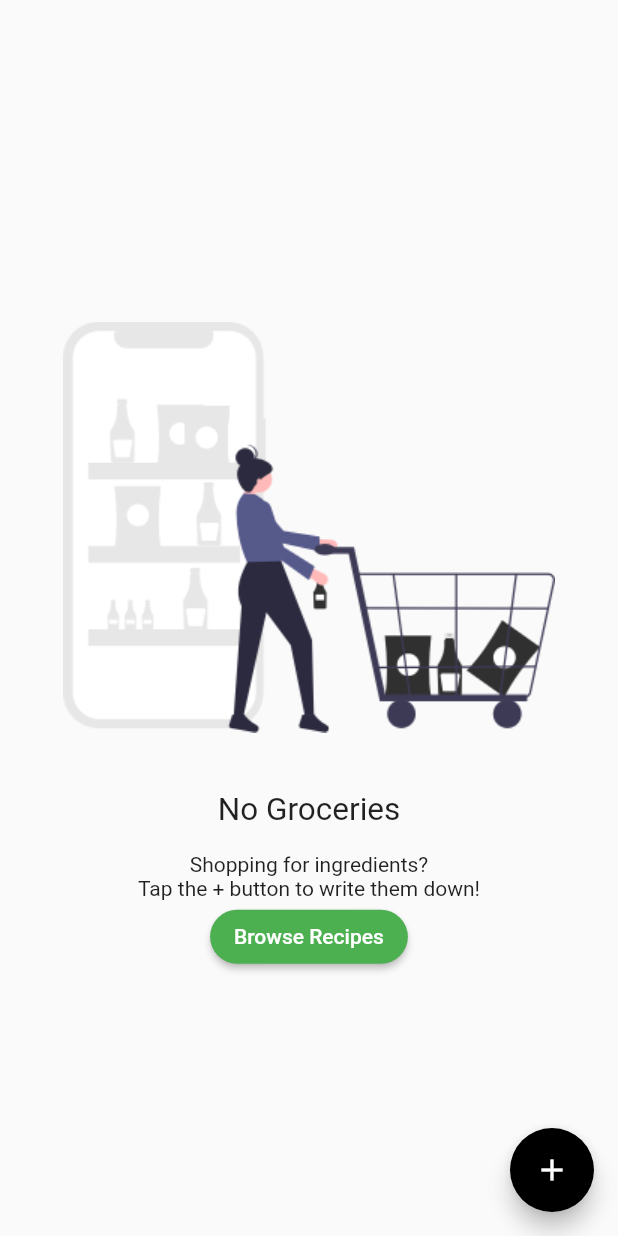
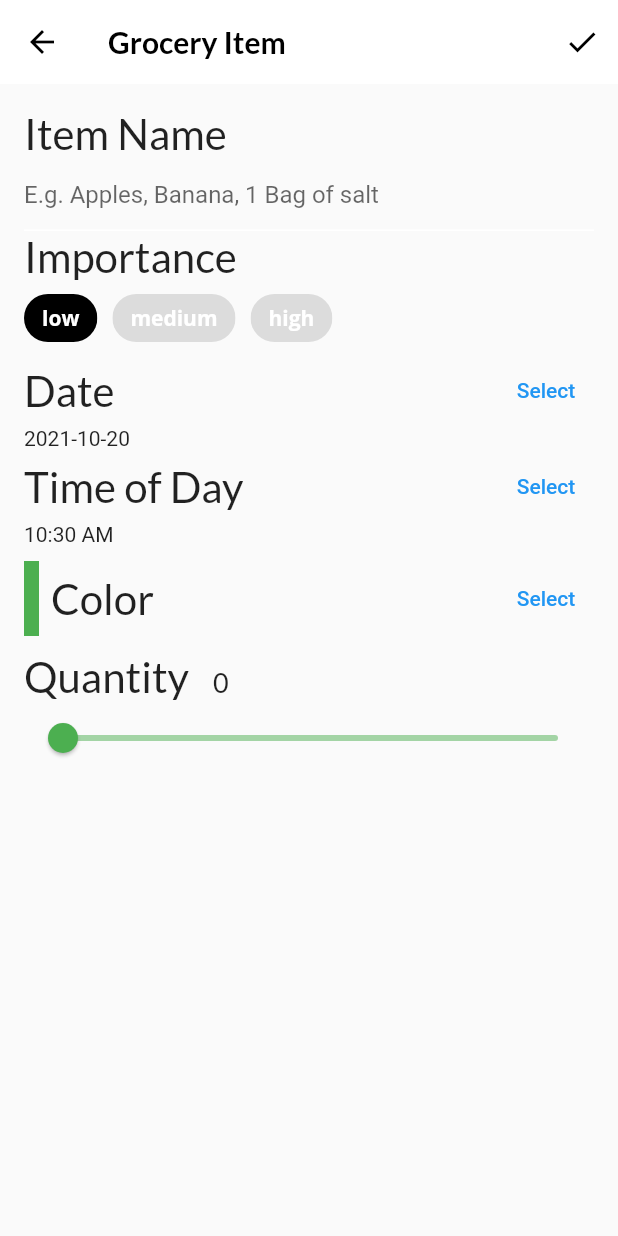
Before and after one commit to morikann/flutter-apprentice-II-interactive, a Flutter app: the GroceryScreen screen opened directly, after a tap on the "add" icon, on a phone screen of 412 x 824 dp. Run offline on Flutter 3.47's test engine with Material 2 defaults, Android fonts, the phone set to English and light mode, and no system bars; our stand-ins replace flutter_colorpicker, google_fonts; project files that could hold a hidden picture were left out.

Commit message:
Creating the screen to add grocery items

```diff
--- /dev/null
+++ b/lib/screens/grocery_item_screen.dart
@@ -0,0 +1,337 @@
+import 'package:flutter/material.dart';
+import '../models/models.dart';
+import 'package:google_fonts/google_fonts.dart';
+import 'package:flutter_colorpicker/flutter_colorpicker.dart';
+import 'package:uuid/uuid.dart';
+import 'package:intl/intl.dart';
+
+class GroceryItemScreen extends StatefulWidget {
+  final Function(GroceryItem) onCreate;
+  final Function(GroceryItem) onUpdate;
+  final GroceryItem? originalItem;
+  final bool isUpdating;
+
+  const GroceryItemScreen({
+    Key? key,
+    required this.onCreate,
+    required this.onUpdate,
+    this.originalItem,
+  })  : isUpdating = (originalItem != null),
+        super(key: key);
+
+  @override
+  _GroceryItemScreenState createState() => _GroceryItemScreenState();
+}
+
+class _GroceryItemScreenState extends State<GroceryItemScreen> {
+  final _nameController = TextEditingController();
+  String _name = '';
+  Importance _importance = Importance.low;
+  DateTime _dueDate = DateTime.now();
+  TimeOfDay _timeOfDay = TimeOfDay.now();
+  Color _currentColor = Colors.green;
+  int _currentSliderValue = 0;
+
+  @override
+  void initState() {
+    final originalItem = widget.originalItem;
+    if (originalItem != null) {
+      _nameController.text = originalItem.name;
+      _name = originalItem.name;
+      _currentSliderValue = originalItem.quantity;
+      _importance = originalItem.importance;
+      _currentColor = originalItem.color;
+      final date = originalItem.date;
+      _timeOfDay = TimeOfDay(hour: date.hour, minute: date.minute);
+      _dueDate = date;
+    }
+    _nameController.addListener(() {
+      setState(() {
+        _name = _nameController.text;
+      });
+    });
+    // TODO: implement initState
+    super.initState();
+  }
+
+  @override
+  void dispose() {
+    _nameController.dispose();
+    // TODO: implement dispose
+    super.dispose();
+  }
+
+  @override
+  Widget build(BuildContext context) {
+    return Scaffold(
+      appBar: AppBar(
+        actions: [
+          IconButton(
+            onPressed: () {},
+            icon: const Icon(Icons.check),
+          ),
+        ],
+        elevation: 0.0,
+        title: Text(
+          'Grocery Item',
+          style: GoogleFonts.lato(fontWeight: FontWeight.w600),
+        ),
+      ),
+      body: Container(
+        padding: const EdgeInsets.all(16.0),
+        child: ListView(
+          children: [
+            buildNameField(),
+            buildImportanceField(),
+            buildDateField(context),
+            buildTimeField(context),
+            const SizedBox(height: 10.0),
+            buildColorPicker(context),
+            const SizedBox(height: 10.0),
+            buildQuantityField(),
+          ],
+        ),
+      ),
+    );
+  }
+
+  Widget buildNameField() {
+    return Column(
+      crossAxisAlignment: CrossAxisAlignment.start,
+      children: [
+        Text(
+          'Item Name',
+          style: GoogleFonts.lato(fontSize: 28.0),
+        ),
+        TextField(
+          controller: _nameController,
+          cursorColor: _currentColor,
+          decoration: InputDecoration(
+            hintText: 'E.g. Apples, Banana, 1 Bag of salt',
+            enabledBorder: const UnderlineInputBorder(
+              borderSide: BorderSide(color: Colors.white),
+            ),
+            focusedBorder: UnderlineInputBorder(
+              borderSide: BorderSide(color: _currentColor),
+            ),
+            border: UnderlineInputBorder(
+              borderSide: BorderSide(color: _currentColor),
+            ),
+          ),
+        ),
+      ],
+    );
+  }
+
+  Widget buildImportanceField() {
+    return Column(
+      crossAxisAlignment: CrossAxisAlignment.start,
+      children: [
+        Text(
+          'Importance',
+          style: GoogleFonts.lato(fontSize: 28.0),
+        ),
+        Wrap(
+          spacing: 10.0,
+          children: [
+            ChoiceChip(
+              selectedColor: Colors.black,
+              label: const Text(
+                'low',
+                style: TextStyle(
+                  color: Colors.white,
+                ),
+              ),
+              selected: _importance == Importance.low,
+              onSelected: (selected) {
+                setState(() {
+                  _importance = Importance.low;
+                });
+              },
+            ),
+            ChoiceChip(
+              selectedColor: Colors.black,
+              selected: _importance == Importance.medium,
+              label: const Text(
+                'medium',
+                style: TextStyle(color: Colors.white),
+              ),
+              onSelected: (selected) {
+                setState(() => _importance = Importance.medium);
+              },
+            ),
+            ChoiceChip(
+              selectedColor: Colors.black,
+              selected: _importance == Importance.high,
+              label: const Text(
+                'high',
+                style: TextStyle(color: Colors.white),
+              ),
+              onSelected: (selected) {
+                setState(() => _importance = Importance.high);
+              },
+            ),
+          ],
+        ),
+      ],
+    );
+  }
+
+  Widget buildDateField(BuildContext context) {
+    return Column(
+      crossAxisAlignment: CrossAxisAlignment.start,
+      children: [
+        Row(
+          mainAxisAlignment: MainAxisAlignment.spaceBetween,
+          children: [
+            Text(
+              'Date',
+              style: GoogleFonts.lato(fontSize: 28.0),
+            ),
+            TextButton(
+              onPressed: () async {
+                final currentDate = DateTime.now();
+                final selectedDate = await showDatePicker(
+                  context: context,
+                  initialDate: currentDate,
+                  firstDate: currentDate,
+                  lastDate: DateTime(currentDate.year + 5),
+                );
+                setState(() {
+                  if (selectedDate != null) {
+                    _dueDate = selectedDate;
+                  }
+                });
+              },
+              child: const Text('Select'),
+            )
+          ],
+        ),
+        Text('${DateFormat('yyy-MM-dd').format(_dueDate)}'),
+      ],
+    );
+  }
+
+  Widget buildTimeField(BuildContext context) {
+    return Column(
+      crossAxisAlignment: CrossAxisAlignment.start,
+      children: [
+        Row(
+          mainAxisAlignment: MainAxisAlignment.spaceBetween,
+          children: [
+            Text(
+              'Time of Day',
+              style: GoogleFonts.lato(fontSize: 28.0),
+            ),
+            TextButton(
+              child: const Text('Select'),
+              onPressed: () async {
+                // 1
+                final timeOfDay = await showTimePicker(
+                  // 2
+                  initialTime: TimeOfDay.now(),
+                  context: context,
+                );
+
+                // 3
+                setState(() {
+                  if (timeOfDay != null) {
+                    _timeOfDay = timeOfDay;
+                  }
+                });
+              },
+            ),
+          ],
+        ),
+        Text('${_timeOfDay.format(context)}'),
+      ],
+    );
+  }
+
+  Widget buildColorPicker(BuildContext context) {
+    return Row(
+      mainAxisAlignment: MainAxisAlignment.spaceBetween,
+      children: [
+        Row(
+          children: [
+            Container(
+              height: 50.0,
+              width: 10.0,
+              color: _currentColor,
+            ),
+            const SizedBox(width: 8.0),
+            Text(
+              'Color',
+              style: GoogleFonts.lato(fontSize: 28.0),
+            ),
+          ],
+        ),
+        TextButton(
+          onPressed: () {
+            showDialog(
+              context: context,
+              builder: (context) {
+                return AlertDialog(
+                  content: BlockPicker(
+                    pickerColor: Colors.white,
+                    onColorChanged: (color) {
+                      setState(() {
+                        _currentColor = color;
+                      });
+                    },
+                  ),
+                  actions: [
+                    TextButton(
+                      onPressed: () {
+                        Navigator.of(context).pop();
+                      },
+                      child: const Text('Save'),
+                    ),
+                  ],
+                );
+              },
+            );
+          },
+          child: const Text('Select'),
+        ),
+      ],
+    );
+  }
+
+  Widget buildQuantityField() {
+    return Column(
+      crossAxisAlignment: CrossAxisAlignment.start,
+      children: [
+        Row(
+          crossAxisAlignment: CrossAxisAlignment.baseline,
+          textBaseline: TextBaseline.alphabetic,
+          children: [
+            Text(
+              'Quantity',
+              style: GoogleFonts.lato(fontSize: 28.0),
+            ),
+            const SizedBox(width: 16.0),
+            Text(
+              _currentSliderValue.toInt().toString(),
+              style: GoogleFonts.lato(fontSize: 18.0),
+            ),
+          ],
+        ),
+        Slider(
+          inactiveColor: _currentColor.withOpacity(0.5),
+          activeColor: _currentColor,
+          min: 0,
+          max: 100,
+          divisions: 100,
+          label: _currentSliderValue.toInt().toString(),
+          value: _currentSliderValue.toDouble(),
+          onChanged: (double value) {
+            setState(() {
+              _currentSliderValue = value.toInt();
+            });
+          },
+        ),
+      ],
+    );
+  }
+}
--- a/lib/screens/grocery_screen.dart
+++ b/lib/screens/grocery_screen.dart
@@ -2,6 +2,7 @@ import 'package:flutter/material.dart';
 import 'empty_grocery_screen.dart';
 import 'package:provider/provider.dart';
 import '../models/models.dart';
+import 'grocery_item_screen.dart';
 
 class GroceryScreen extends StatelessWidget {
   const GroceryScreen({Key? key}) : super(key: key);
@@ -12,7 +13,25 @@ class GroceryScreen extends StatelessWidget {
     return Scaffold(
       floatingActionButton: FloatingActionButton(
         child: const Icon(Icons.add),
-        onPressed: () {},
+        onPressed: () {
+          final manager = Provider.of<GroceryManager>(
+            context,
+            listen: false,
+          );
+
+          Navigator.push(
+            context,
+            MaterialPageRoute(
+              builder: (context) => GroceryItemScreen(
+                onCreate: (item) {
+                  manager.addItem(item);
+                  Navigator.pop(context);
+                },
+                onUpdate: (item) {},
+              ),
+            ),
+          );
+        },
       ),
       body: buildGroceryScreen(),
     );
```
